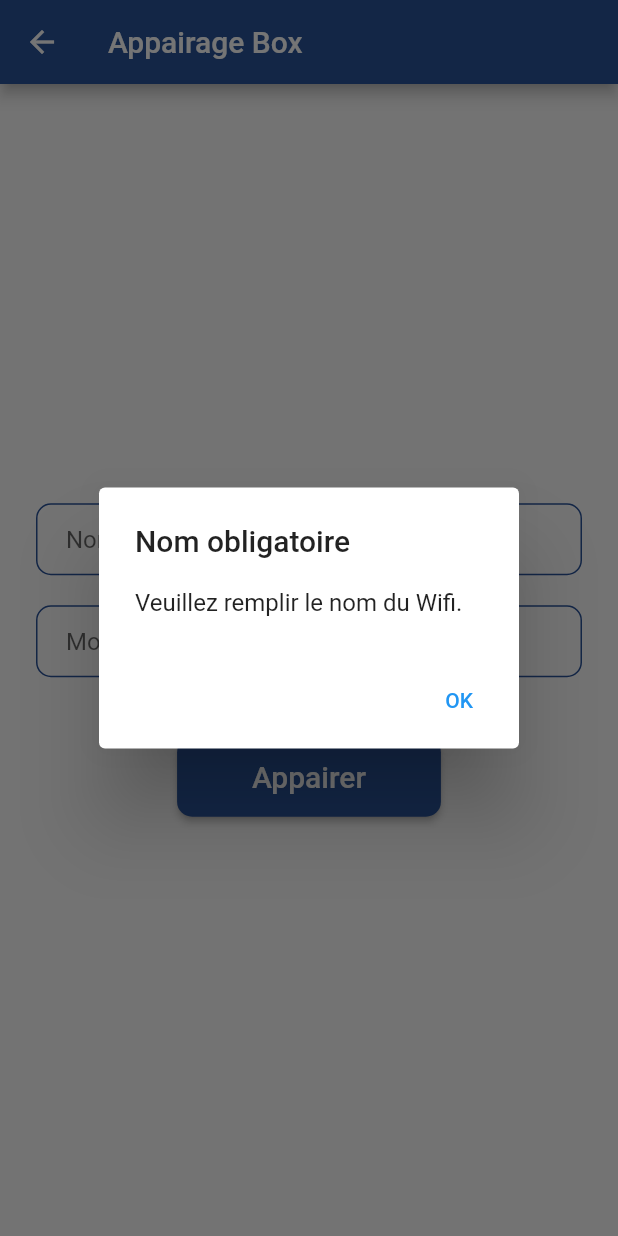
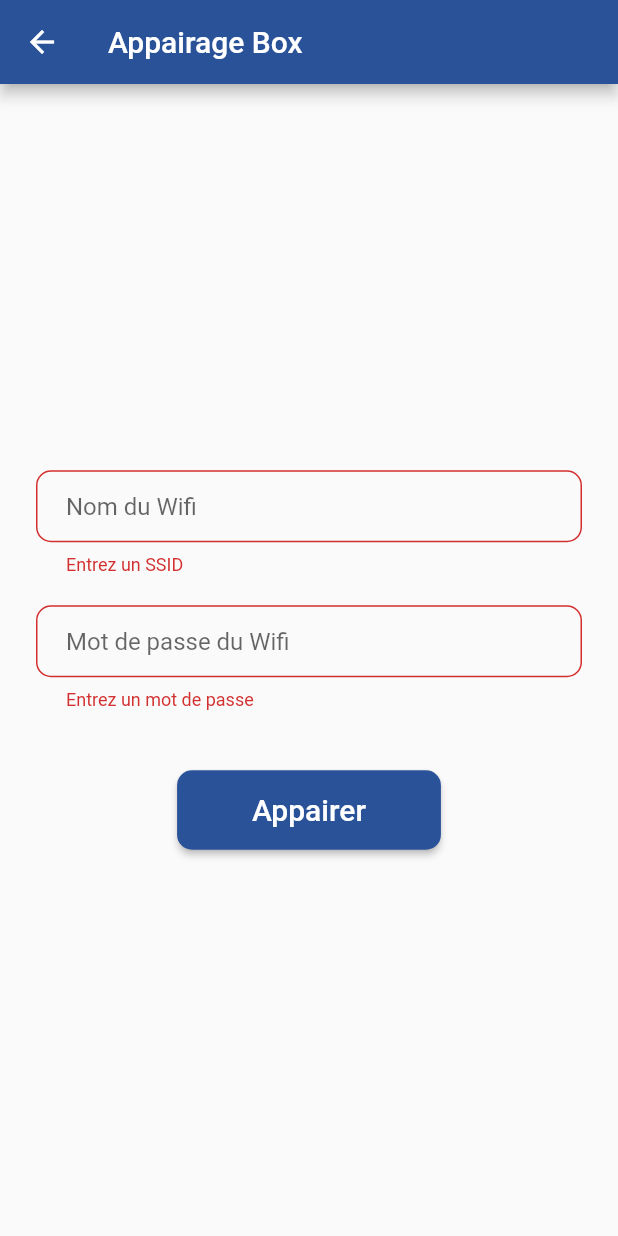
Before and after one commit to JeremyLRYnov/Airlux, a Flutter app: the AppairagePage screen opened directly, after a tap on "Appairer", on a phone screen of 412 x 824 dp. Run offline on Flutter 3.47's test engine with Material 2 defaults, Android fonts, the phone set to English and light mode, and no system bars; our stand-ins replace modal_progress_hud_nsn, shared_preferences; accounts and stored records are empty.

Commit message:
[Mobile] Correct onPressed appairage

```diff
--- a/mobileapp/lib/screens/appairage_page.dart
+++ b/mobileapp/lib/screens/appairage_page.dart
@@ -89,30 +89,7 @@ class _AppairagePageState extends State<AppairagePage> {
                 ),
                 RectangleButton(
                     title: 'Appairer',
-                    onPressed: () async {
-                      if (_ssid.isEmpty) {
-                        showDialog(
-                          context: context,
-                          builder: (BuildContext context) {
-                            return AlertDialog(
-                              title: Text("Nom obligatoire"),
-                              content:
-                                  Text("Veuillez remplir le nom du Wifi."),
-                              actions: [
-                                TextButton(
-                                  child: Text("OK"),
-                                  onPressed: () {
-                                    Navigator.of(context).pop();
-                                  },
-                                ),
-                              ],
-                            );
-                          },
-                        );
-                      } else {
-                        _submit;
-                      }
-                    },
+                    onPressed: _submit,
                     color: kPrimaryBlue),
               ],
             ),
```
